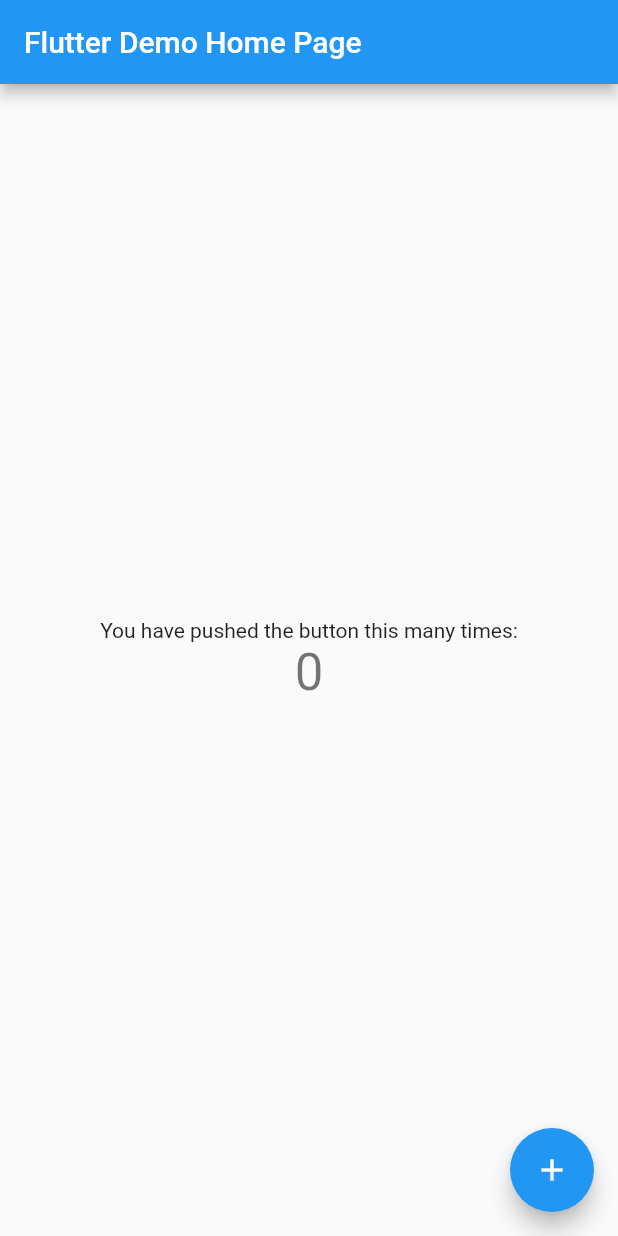
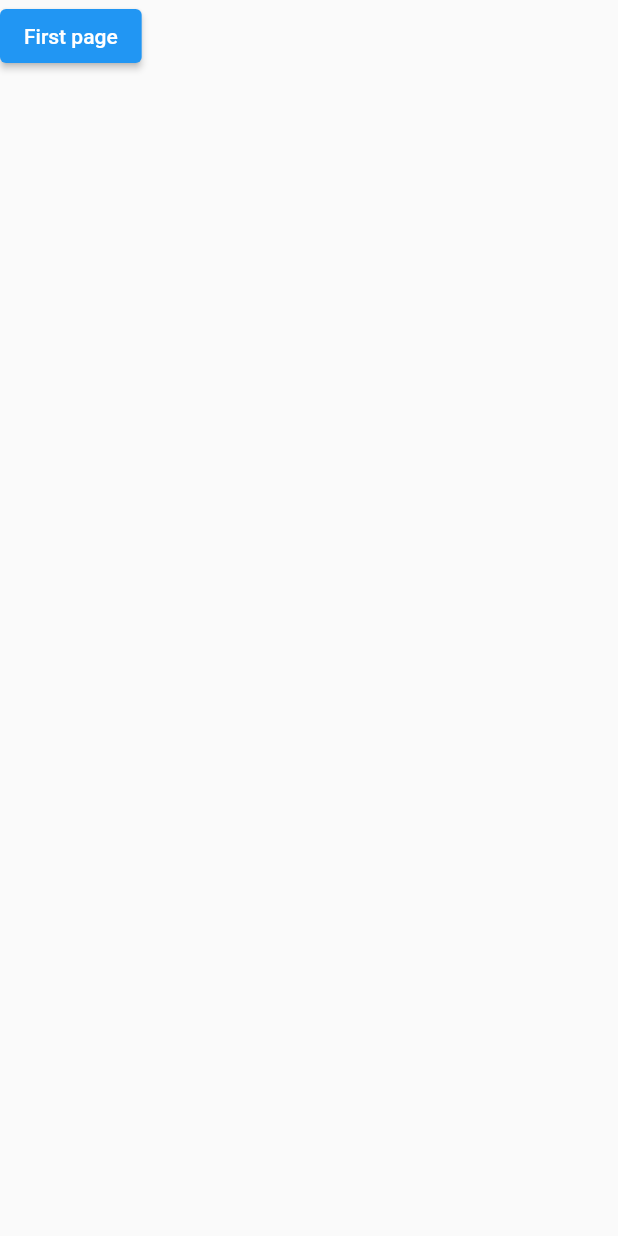
Before and after one commit to Opshanka/FlutterUCSC01, a Flutter app: the screen it shows after launch, on a phone screen of 412 x 824 dp. Run offline on Flutter 3.47's test engine with Material 2 defaults, Android fonts, the phone set to English and light mode, and no system bars.

Commit message:
Dev/localization (#4)
* updated

* Added localization plugin

```diff
--- a/demo/lib/main.dart
+++ b/demo/lib/main.dart
@@ -1,3 +1,4 @@
+import 'package:demo/views/first_page.dart';
 import 'package:flutter/material.dart';
 
 void main() {
@@ -24,7 +25,15 @@ class MyApp extends StatelessWidget {
         // is not restarted.
         primarySwatch: Colors.blue,
       ),
-      home: const MyHomePage(title: 'Flutter Demo Home Page'),
+      initialRoute: '/',
+        routes: {
+        // When navigating to the "/" route, build the FirstScreen widget.
+        '/' : (context) => const MyHomePage(title: "First Screen"),
+        '/firstpage': (context) => const FirstPage(title:"First Screen Test"),
+        // When navigating to the "/second" route, build the SecondScreen widget.
+      },
+
+
     );
   }
 }
@@ -48,18 +57,7 @@ class MyHomePage extends StatefulWidget {
 }
 
 class _MyHomePageState extends State<MyHomePage> {
-  int _counter = 0;
 
-  void _incrementCounter() {
-    setState(() {
-      // This call to setState tells the Flutter framework that something has
-      // changed in this State, which causes it to rerun the build method below
-      // so that the display can reflect the updated values. If we changed
-      // _counter without calling setState(), then the build method would not be
-      // called again, and so nothing would appear to happen.
-      _counter++;
-    });
-  }
 
   @override
   Widget build(BuildContext context) {
@@ -69,47 +67,16 @@ class _MyHomePageState extends State<MyHomePage> {
     // The Flutter framework has been optimized to make rerunning build methods
     // fast, so that you can just rebuild anything that needs updating rather
     // than having to individually change instances of widgets.
-    return Scaffold(
-      appBar: AppBar(
-        // Here we take the value from the MyHomePage object that was created by
-        // the App.build method, and use it to set our appbar title.
-        title: Text(widget.title),
-      ),
-      body: Center(
-        // Center is a layout widget. It takes a single child and positions it
-        // in the middle of the parent.
-        child: Column(
-          // Column is also a layout widget. It takes a list of children and
-          // arranges them vertically. By default, it sizes itself to fit its
-          // children horizontally, and tries to be as tall as its parent.
-          //
-          // Invoke "debug painting" (press "p" in the console, choose the
-          // "Toggle Debug Paint" action from the Flutter Inspector in Android
-          // Studio, or the "Toggle Debug Paint" command in Visual Studio Code)
-          // to see the wireframe for each widget.
-          //
-          // Column has various properties to control how it sizes itself and
-          // how it positions its children. Here we use mainAxisAlignment to
-          // center the children vertically; the main axis here is the vertical
-          // axis because Columns are vertical (the cross axis would be
-          // horizontal).
-          mainAxisAlignment: MainAxisAlignment.center,
-          children: <Widget>[
-            const Text(
-              'You have pushed the button this many times:',
-            ),
-            Text(
-              '$_counter',
-              style: Theme.of(context).textTheme.headline4,
-            ),
-          ],
-        ),
-      ),
-      floatingActionButton: FloatingActionButton(
-        onPressed: _incrementCounter,
-        tooltip: 'Increment',
-        child: const Icon(Icons.add),
-      ), // This trailing comma makes auto-formatting nicer for build methods.
-    );
+  return Scaffold(
+    body: Column(
+      children : [
+        ElevatedButton(
+          onPressed: ()=> {
+            Navigator.pushNamed(context, "firspage"),
+          }, child: Text("First page"),
+        )
+      ]
+    ),
+  );
   }
 }
--- a/demo/pubspec.yaml
+++ b/demo/pubspec.yaml
@@ -34,6 +34,7 @@ dependencies:
   # The following adds the Cupertino Icons font to your application.
   # Use with the CupertinoIcons class for iOS style icons.
   cupertino_icons: ^1.0.2
+  easy_localization: ^3.0.0
 
 dev_dependencies:
   flutter_test:
@@ -59,7 +60,7 @@ flutter:
 
   # To add assets to your application, add an assets section, like this:
   assets:
-    - images/
+    - assets/images/
 
   # An image asset can refer to one or more resolution-specific "variants", see
   # https://flutter.dev/assets-and-images/#resolution-aware.
```
Also changed, not shown: demo/lib/views/first_page.dart (added, +17 -0 lines), demo/lib/common/route_generator.dart (added), demo/pubspec.lock.
